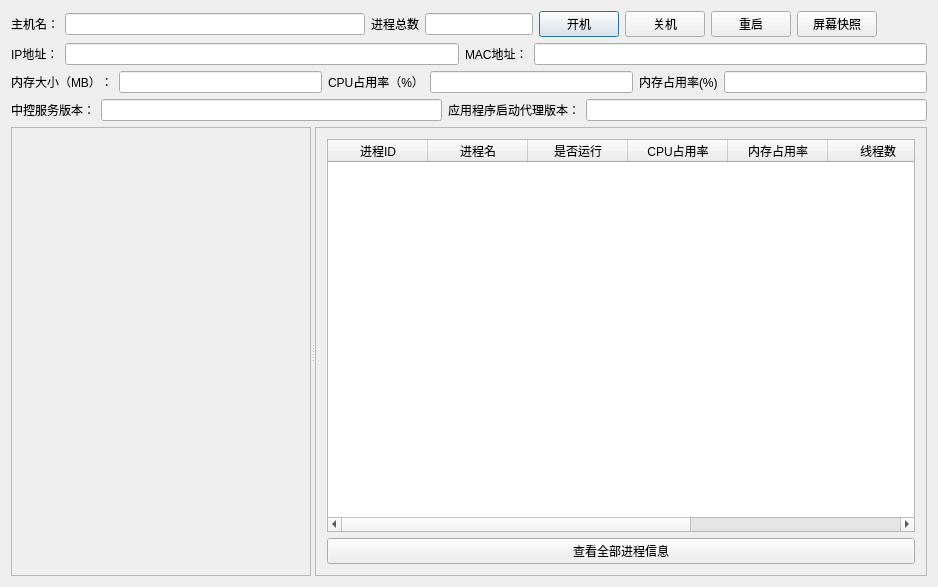
This is CC-Client/CC-Client/detaildialog.ui in cokkiy/CC as Qt 5 draws it before an edit. The edited form follows.
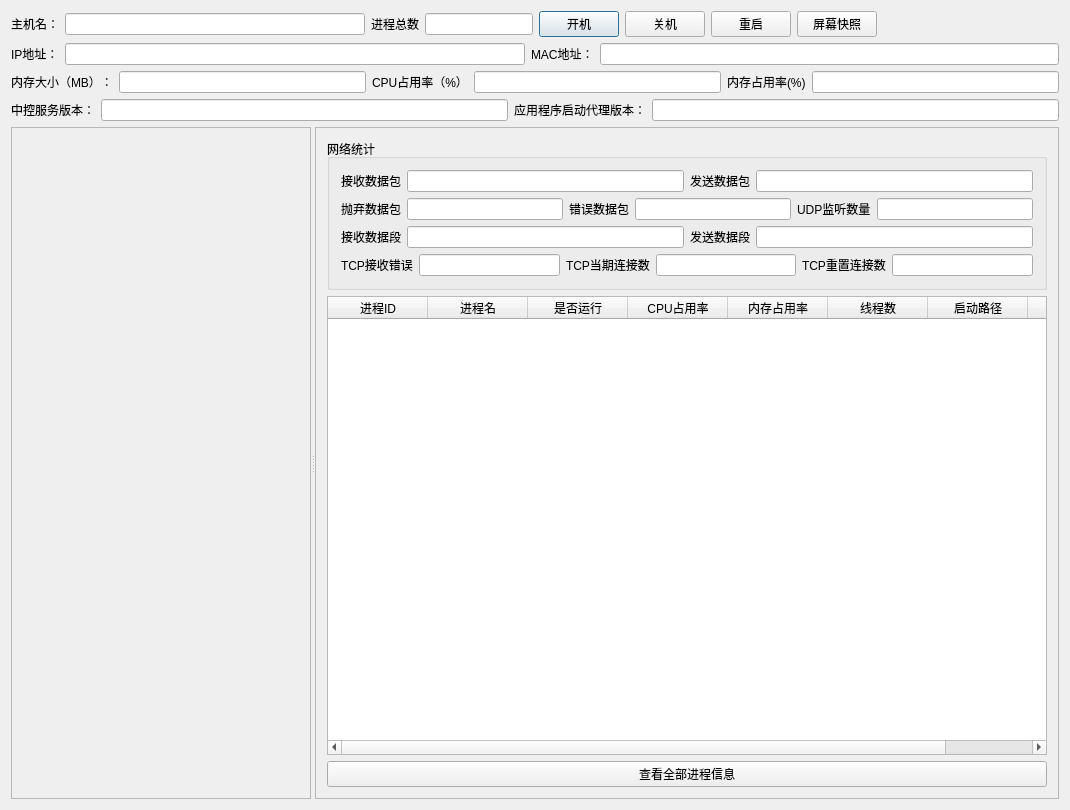
This is the edited form. Icons and pictures are not drawn.

Commit message: 实现了网络流量的监控和显示

The edit to the form file:
```diff
--- a/CC-Client/CC-Client/detaildialog.ui
+++ b/CC-Client/CC-Client/detaildialog.ui
@@ -6,8 +6,8 @@
    <rect>
     <x>0</x>
     <y>0</y>
-    <width>938</width>
-    <height>587</height>
+    <width>1070</width>
+    <height>810</height>
    </rect>
   </property>
   <property name="sizePolicy">
@@ -246,7 +246,132 @@
       <property name="frameShadow">
        <enum>QFrame::Raised</enum>
       </property>
-      <layout class="QVBoxLayout" name="verticalLayout_3">
+      <layout class="QVBoxLayout" name="processVerticalLayout">
+       <item>
+        <widget class="QGroupBox" name="groupBox_2">
+         <property name="title">
+          <string>网络统计</string>
+         </property>
+         <layout class="QVBoxLayout" name="verticalLayout_3">
+          <item>
+           <layout class="QHBoxLayout" name="horizontalLayout_9">
+            <item>
+             <widget class="QLabel" name="label_15">
+              <property name="text">
+               <string>接收数据包</string>
+              </property>
+             </widget>
+            </item>
+            <item>
+             <widget class="QLineEdit" name="datagramsReceivedLineEdit"/>
+            </item>
+            <item>
+             <widget class="QLabel" name="label_21">
+              <property name="text">
+               <string>发送数据包</string>
+              </property>
+             </widget>
+            </item>
+            <item>
+             <widget class="QLineEdit" name="datagramsSentlineEdit"/>
+            </item>
+           </layout>
+          </item>
+          <item>
+           <layout class="QHBoxLayout" name="horizontalLayout_10">
+            <item>
+             <widget class="QLabel" name="label_23">
+              <property name="text">
+               <string>抛弃数据包</string>
+              </property>
+             </widget>
+            </item>
+            <item>
+             <widget class="QLineEdit" name="datagramsDiscardedLineEdit"/>
+            </item>
+            <item>
+             <widget class="QLabel" name="label_24">
+              <property name="text">
+               <string>错误数据包</string>
+              </property>
+             </widget>
+            </item>
+            <item>
+             <widget class="QLineEdit" name="datagramsWithErrorsLineEdit"/>
+            </item>
+            <item>
+             <widget class="QLabel" name="label_25">
+              <property name="text">
+               <string>UDP监听数量</string>
+              </property>
+             </widget>
+            </item>
+            <item>
+             <widget class="QLineEdit" name="UDPListenersLineEdit"/>
+            </item>
+           </layout>
+          </item>
+          <item>
+           <layout class="QHBoxLayout" name="horizontalLayout_11">
+            <item>
+             <widget class="QLabel" name="label_26">
+              <property name="text">
+               <string>接收数据段</string>
+              </property>
+             </widget>
+            </item>
+            <item>
+             <widget class="QLineEdit" name="SegmentsReceivedLineEdit"/>
+            </item>
+            <item>
+             <widget class="QLabel" name="label_27">
+              <property name="text">
+               <string>发送数据段</string>
+              </property>
+             </widget>
+            </item>
+            <item>
+             <widget class="QLineEdit" name="SegmentsSentLineEdit"/>
+            </item>
+           </layout>
+          </item>
+          <item>
+           <layout class="QHBoxLayout" name="horizontalLayout_12">
+            <item>
+             <widget class="QLabel" name="label_29">
+              <property name="text">
+               <string>TCP接收错误</string>
+              </property>
+             </widget>
+            </item>
+            <item>
+             <widget class="QLineEdit" name="ErrorsReceivedLineEdit"/>
+            </item>
+            <item>
+             <widget class="QLabel" name="label_28">
+              <property name="text">
+               <string>TCP当期连接数</string>
+              </property>
+             </widget>
+            </item>
+            <item>
+             <widget class="QLineEdit" name="CurrentConnectionsLineEdit"/>
+            </item>
+            <item>
+             <widget class="QLabel" name="label_30">
+              <property name="text">
+               <string>TCP重置连接数</string>
+              </property>
+             </widget>
+            </item>
+            <item>
+             <widget class="QLineEdit" name="ResetConnectionscLineEdit"/>
+            </item>
+           </layout>
+          </item>
+         </layout>
+        </widget>
+       </item>
        <item>
         <widget class="QTableWidget" name="processTableWidget">
          <column>
```
The commit also changes 28 other files.
